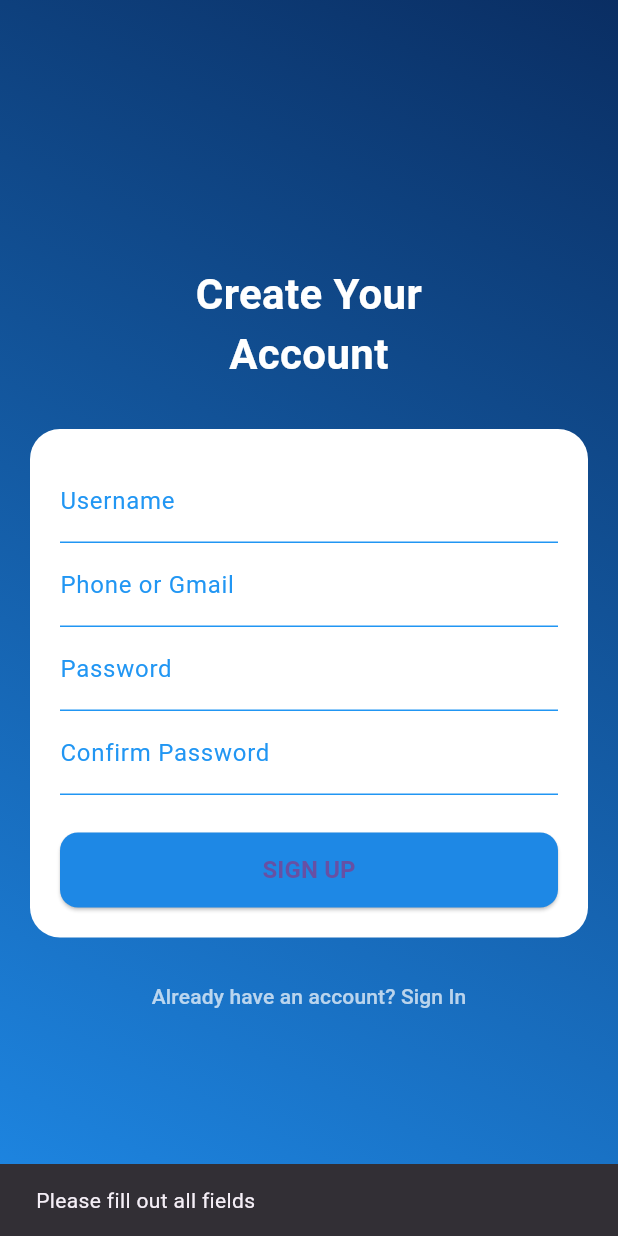
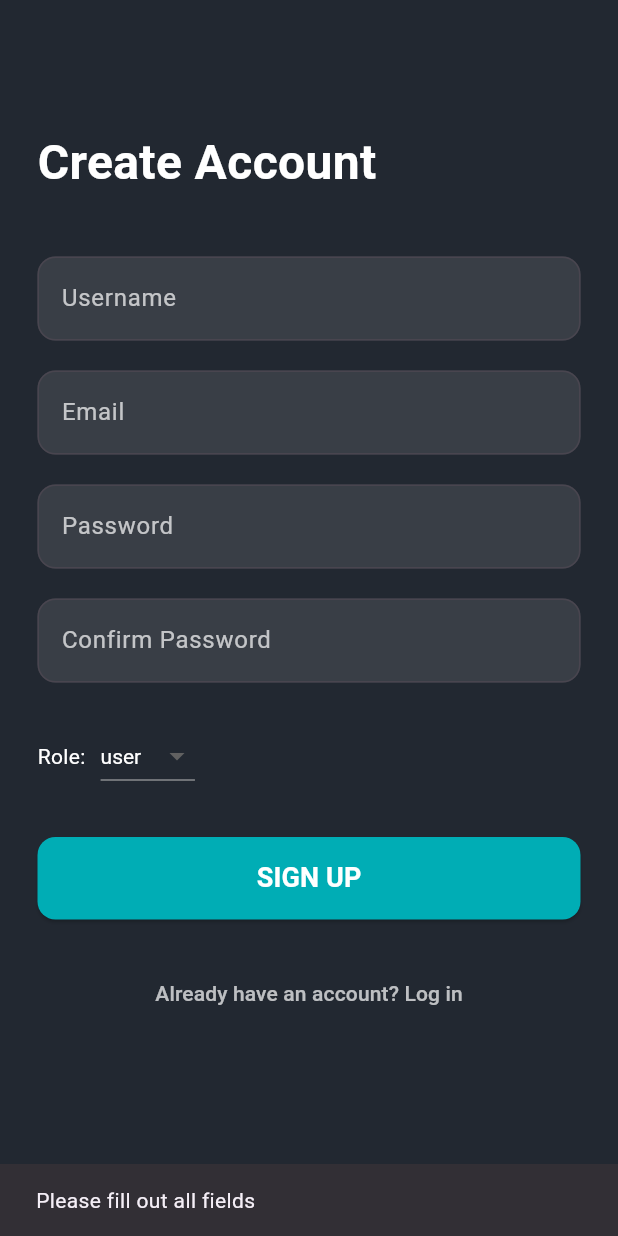
Before and after one commit to gy4an/logmate, a Flutter app: the SignupScreen screen opened directly, after a tap on "SIGN UP", on a phone screen of 412 x 824 dp. Run offline on Flutter 3.47's test engine with Material 3 defaults, Android fonts, the phone set to English and light mode, and no system bars; our stand-ins replace shared_preferences, signature; accounts and stored records are empty.

Commit message:
local version

```diff
--- a/main/lib/screens/login_screen.dart
+++ b/main/lib/screens/login_screen.dart
@@ -1,5 +1,7 @@
+import 'dart:convert';
 import 'package:flutter/material.dart';
 import 'package:flutter/services.dart';
+import 'package:shared_preferences/shared_preferences.dart';
 import 'signup_screen.dart';
 import 'admin_dashboard_screen.dart';
 import 'user_dashboard_screen.dart';
@@ -15,7 +17,6 @@ class _LoginScreenState extends State<LoginScreen>
     with SingleTickerProviderStateMixin {
   final TextEditingController _usernameController = TextEditingController();
   final TextEditingController _passwordController = TextEditingController();
-  String _selectedRole = 'user';
 
   bool isLogin = true;
   late Animation<double> loginSize;
@@ -26,7 +27,7 @@ class _LoginScreenState extends State<LoginScreen>
   void initState() {
     super.initState();
 
-    // hide status bar
+    // Hide status bar
     SystemChrome.setEnabledSystemUIMode(SystemUiMode.manual, overlays: []);
 
     loginController = AnimationController(
@@ -38,10 +39,12 @@ class _LoginScreenState extends State<LoginScreen>
   @override
   void dispose() {
     loginController.dispose();
+    _usernameController.dispose();
+    _passwordController.dispose();
     super.dispose();
   }
 
-  void _login() {
+  Future<void> _login() async {
     final username = _usernameController.text.trim();
     final password = _passwordController.text.trim();
 
@@ -52,8 +55,35 @@ class _LoginScreenState extends State<LoginScreen>
       return;
     }
 
-    // Navigate based on role
-    if (_selectedRole == 'admin') {
+    final prefs = await SharedPreferences.getInstance();
+    final String? accountsJson = prefs.getString('accounts');
+
+    if (accountsJson == null) {
+      ScaffoldMessenger.of(context).showSnackBar(
+        const SnackBar(content: Text('No accounts found. Please sign up first.')),
+      );
+      return;
+    }
+
+    final List accounts = jsonDecode(accountsJson);
+    final user = accounts.firstWhere(
+      (acc) => acc['username'] == username && acc['password'] == password,
+      orElse: () => null,
+    );
+
+    if (user == null) {
+      ScaffoldMessenger.of(context).showSnackBar(
+        const SnackBar(content: Text('Invalid username or password')),
+      );
+      return;
+    }
+
+    // ✅ Login successful → navigate based on stored role
+    ScaffoldMessenger.of(context).showSnackBar(
+      SnackBar(content: Text('Welcome, ${user['username']}!')),
+    );
+
+    if (user['role'] == 'admin') {
       Navigator.pushReplacement(
         context,
         MaterialPageRoute(builder: (_) => const AdminDashboardScreen()),
@@ -152,24 +182,6 @@ class _LoginScreenState extends State<LoginScreen>
                     ),
                   ),
                 ),
-                const SizedBox(height: 16),
-                Row(
-                  children: [
-                    const Text("Role: "),
-                    const SizedBox(width: 10),
-                    DropdownButton<String>(
-                      value: _selectedRole,
-                      items: ['user', 'admin'].map((role) {
-                        return DropdownMenuItem(value: role, child: Text(role));
-                      }).toList(),
-                      onChanged: (value) {
-                        setState(() {
-                          _selectedRole = value!;
-                        });
-                      },
-                    ),
-                  ],
-                ),
                 Container(
                   width: 200,
                   height: 40,
@@ -216,10 +228,9 @@ class _LoginScreenState extends State<LoginScreen>
               ),
             ),
           ),
-          // unchanged appearance/size
           ElevatedButton(
             style: ElevatedButton.styleFrom(
-              backgroundColor: Color(0XFF2a3ed7),
+              backgroundColor: const Color(0XFF2a3ed7),
               foregroundColor: Colors.white,
             ),
             onPressed: _goToSignup,
@@ -296,7 +307,7 @@ class _LoginScreenState extends State<LoginScreen>
           Align(
             alignment: Alignment.bottomCenter,
             child: IgnorePointer(
-              ignoring: isLogin, // don't intercept taps when hidden
+              ignoring: isLogin, // don’t intercept taps when hidden
               child: AnimatedOpacity(
                 opacity: isLogin ? 0.0 : 1.0,
                 duration: animationDuration,
--- a/main/lib/screens/signup_screen.dart
+++ b/main/lib/screens/signup_screen.dart
@@ -1,4 +1,6 @@
 import 'package:flutter/material.dart';
+import 'package:shared_preferences/shared_preferences.dart';
+import 'dart:convert';
 
 class SignupScreen extends StatefulWidget {
   const SignupScreen({super.key});
@@ -8,12 +10,14 @@ class SignupScreen extends StatefulWidget {
 }
 
 class _SignupScreenState extends State<SignupScreen> {
-  final _usernameController = TextEditingController();
-  final _emailController = TextEditingController();
-  final _passwordController = TextEditingController();
-  final _confirmPasswordController = TextEditingController();
+  final TextEditingController _usernameController = TextEditingController();
+  final TextEditingController _emailController = TextEditingController();
+  final TextEditingController _passwordController = TextEditingController();
+  final TextEditingController _confirmPasswordController = TextEditingController();
 
-  void _signup() {
+  String _selectedRole = 'user'; // default role
+
+  void _signup() async {
     final username = _usernameController.text.trim();
     final email = _emailController.text.trim();
     final password = _passwordController.text.trim();
@@ -30,95 +34,164 @@ class _SignupScreenState extends State<SignupScreen> {
     }
 
     if (password != confirmPassword) {
-      ScaffoldMessenger.of(
-        context,
-      ).showSnackBar(const SnackBar(content: Text("Passwords do not match")));
+      ScaffoldMessenger.of(context).showSnackBar(
+        const SnackBar(content: Text("Passwords do not match")),
+      );
       return;
     }
 
-    ScaffoldMessenger.of(
-      context,
-    ).showSnackBar(SnackBar(content: Text("Account created for $username")));
+    final prefs = await SharedPreferences.getInstance();
+    final accountsString = prefs.getString('accounts');
+    List<Map<String, dynamic>> accounts = [];
 
-    Navigator.pop(context);
+    if (accountsString != null) {
+      accounts = List<Map<String, dynamic>>.from(jsonDecode(accountsString));
     }
 
-  InputDecoration _inputDecoration(String label) {
-    return InputDecoration(
-      labelText: label,
-      labelStyle: const TextStyle(color: Colors.blue),
-      enabledBorder: const UnderlineInputBorder(
-        borderSide: BorderSide(color: Colors.blue),
-      ),
-      focusedBorder: const UnderlineInputBorder(
-        borderSide: BorderSide(color: Colors.blue, width: 2),
-      ),
+    final existing = accounts.any((acc) => acc['username'] == username);
+    if (existing) {
+      ScaffoldMessenger.of(context).showSnackBar(
+        const SnackBar(content: Text("Username already exists")),
       );
+      return;
+    }
+
+    // Save new account
+    accounts.add({
+      'username': username,
+      'email': email,
+      'password': password,
+      'role': _selectedRole,
+    });
+
+    await prefs.setString('accounts', jsonEncode(accounts));
+
+    ScaffoldMessenger.of(context).showSnackBar(
+      SnackBar(content: Text("Account created successfully for $username")),
+    );
+
+    Navigator.pop(context); // go back to login screen
   }
 
   @override
   Widget build(BuildContext context) {
     return Scaffold(
-      body: Container(
-        decoration: const BoxDecoration(
-          gradient: LinearGradient(
-            colors: [
-              Color(0xFF0A2E63), // Dark blue
-              Color(0xFF1E88E5), // VSCode blue
-            ],
-            begin: Alignment.topRight,
-            end: Alignment.bottomLeft,
+      backgroundColor: const Color(0xFF222831),
+      body: SingleChildScrollView(
+        child: Padding(
+          padding: const EdgeInsets.all(25.0),
+          child: Column(
+            crossAxisAlignment: CrossAxisAlignment.start,
+            children: [
+              const SizedBox(height: 60),
+              const Text(
+                "Create Account",
+                style: TextStyle(
+                  color: Colors.white,
+                  fontSize: 32,
+                  fontWeight: FontWeight.bold,
                 ),
               ),
-        child: Center(
-          child: SingleChildScrollView(
-            padding: const EdgeInsets.all(20),
-            child: Column(
-              children: [
               const SizedBox(height: 40),
-                const Text(
-                  "Create Your\nAccount",
-                  textAlign: TextAlign.center,
-                  style: TextStyle(
-                    fontSize: 28,
-                    fontWeight: FontWeight.bold,
-                    color: Colors.white,
+
+              // Username
+              TextField(
+                controller: _usernameController,
+                style: const TextStyle(color: Colors.white),
+                decoration: InputDecoration(
+                  labelText: "Username",
+                  labelStyle: const TextStyle(color: Colors.white70),
+                  filled: true,
+                  fillColor: const Color(0xFF393E46),
+                  border: OutlineInputBorder(
+                    borderRadius: BorderRadius.circular(12),
                   ),
                 ),
-                const SizedBox(height: 30),
-                Container(
-                  padding: const EdgeInsets.all(20),
-                  decoration: BoxDecoration(
-                    color: Colors.white,
-                    borderRadius: BorderRadius.circular(20),
               ),
-                  child: Column(
-                    children: [
-                      TextField(
-                        controller: _usernameController,
-                        decoration: _inputDecoration("Username"),
-                      ),
+              const SizedBox(height: 20),
+
+              // Email
               TextField(
                 controller: _emailController,
-                        decoration: _inputDecoration("Phone or Gmail"),
+                style: const TextStyle(color: Colors.white),
+                decoration: InputDecoration(
+                  labelText: "Email",
+                  labelStyle: const TextStyle(color: Colors.white70),
+                  filled: true,
+                  fillColor: const Color(0xFF393E46),
+                  border: OutlineInputBorder(
+                    borderRadius: BorderRadius.circular(12),
                   ),
+                ),
+              ),
+              const SizedBox(height: 20),
+
+              // Password
               TextField(
                 controller: _passwordController,
                 obscureText: true,
-                        decoration: _inputDecoration("Password"),
+                style: const TextStyle(color: Colors.white),
+                decoration: InputDecoration(
+                  labelText: "Password",
+                  labelStyle: const TextStyle(color: Colors.white70),
+                  filled: true,
+                  fillColor: const Color(0xFF393E46),
+                  border: OutlineInputBorder(
+                    borderRadius: BorderRadius.circular(12),
                   ),
+                ),
+              ),
+              const SizedBox(height: 20),
+
+              // Confirm Password
               TextField(
                 controller: _confirmPasswordController,
                 obscureText: true,
-                        decoration: _inputDecoration("Confirm Password"),
+                style: const TextStyle(color: Colors.white),
+                decoration: InputDecoration(
+                  labelText: "Confirm Password",
+                  labelStyle: const TextStyle(color: Colors.white70),
+                  filled: true,
+                  fillColor: const Color(0xFF393E46),
+                  border: OutlineInputBorder(
+                    borderRadius: BorderRadius.circular(12),
+                  ),
+                ),
               ),
               const SizedBox(height: 25),
+
+              // Role Selector
+              Row(
+                children: [
+                  const Text("Role:", style: TextStyle(color: Colors.white)),
+                  const SizedBox(width: 10),
+                  DropdownButton<String>(
+                    dropdownColor: const Color(0xFF393E46),
+                    value: _selectedRole,
+                    style: const TextStyle(color: Colors.white),
+                    items: ['user', 'admin'].map((role) {
+                      return DropdownMenuItem(
+                        value: role,
+                        child: Text(role),
+                      );
+                    }).toList(),
+                    onChanged: (value) {
+                      setState(() {
+                        _selectedRole = value!;
+                      });
+                    },
+                  ),
+                ],
+              ),
+              const SizedBox(height: 30),
+
+              // Sign Up Button
               SizedBox(
                 width: double.infinity,
-                        height: 50,
+                height: 55,
                 child: ElevatedButton(
                   style: ElevatedButton.styleFrom(
-                            backgroundColor: const Color(0xFF1E88E5),
+                    backgroundColor: const Color(0xFF00ADB5),
                     shape: RoundedRectangleBorder(
                       borderRadius: BorderRadius.circular(12),
                     ),
@@ -127,27 +200,29 @@ class _SignupScreenState extends State<SignupScreen> {
                   child: const Text(
                     "SIGN UP",
                     style: TextStyle(
-                                fontSize: 16, fontWeight: FontWeight.bold),
+                      color: Colors.white,
+                      fontSize: 18,
+                      fontWeight: FontWeight.bold,
+                    ),
+                  ),
+                ),
+              ),
+
+              const SizedBox(height: 25),
+              Center(
+                child: TextButton(
+                  onPressed: () {
+                    Navigator.pop(context);
+                  },
+                  child: const Text(
+                    "Already have an account? Log in",
+                    style: TextStyle(color: Colors.white70),
                   ),
                 ),
               ),
             ],
           ),
         ),
-                const SizedBox(height: 15),
-                TextButton(
-                  onPressed: () {
-                    Navigator.pop(context);
-                  },
-                  child: const Text(
-                    "Already have an account? Sign In",
-                    style: TextStyle(color: Colors.white70),
-                  ),
-                ),
-              ],
-            ),
-          ),
-        ),
       ),
     );
   }
```
Also changed, not shown: main/pubspec.yaml (+5 -2 lines), main/pubspec.lock, 1 other file. Lines whose indentation alone changed are shown as unchanged.
